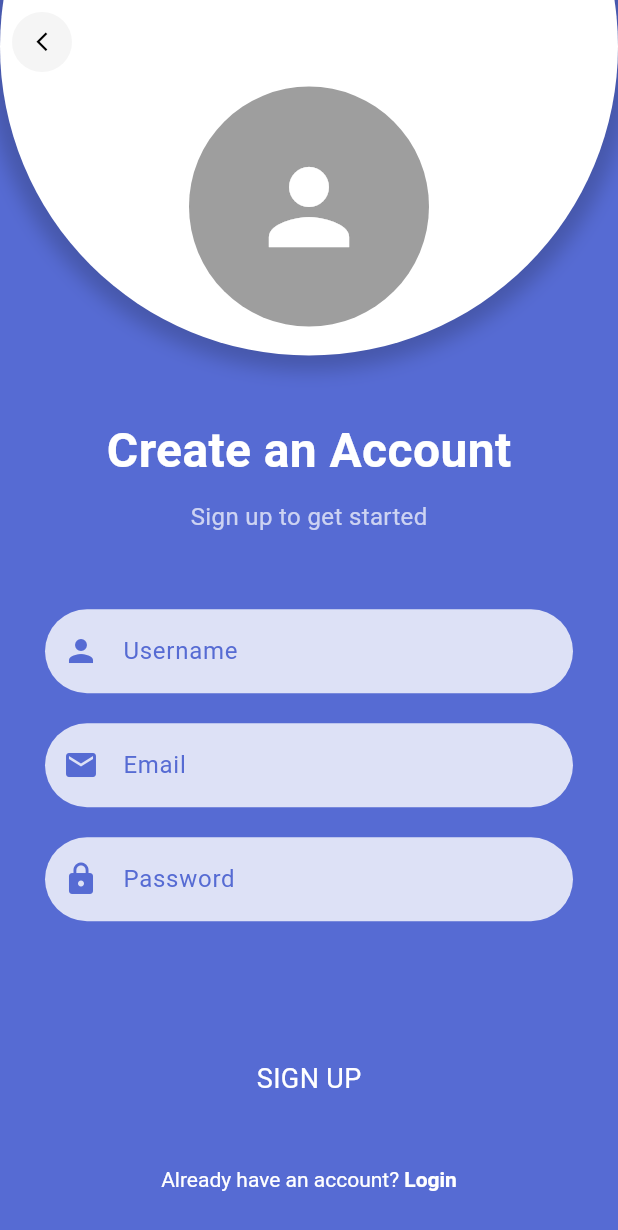
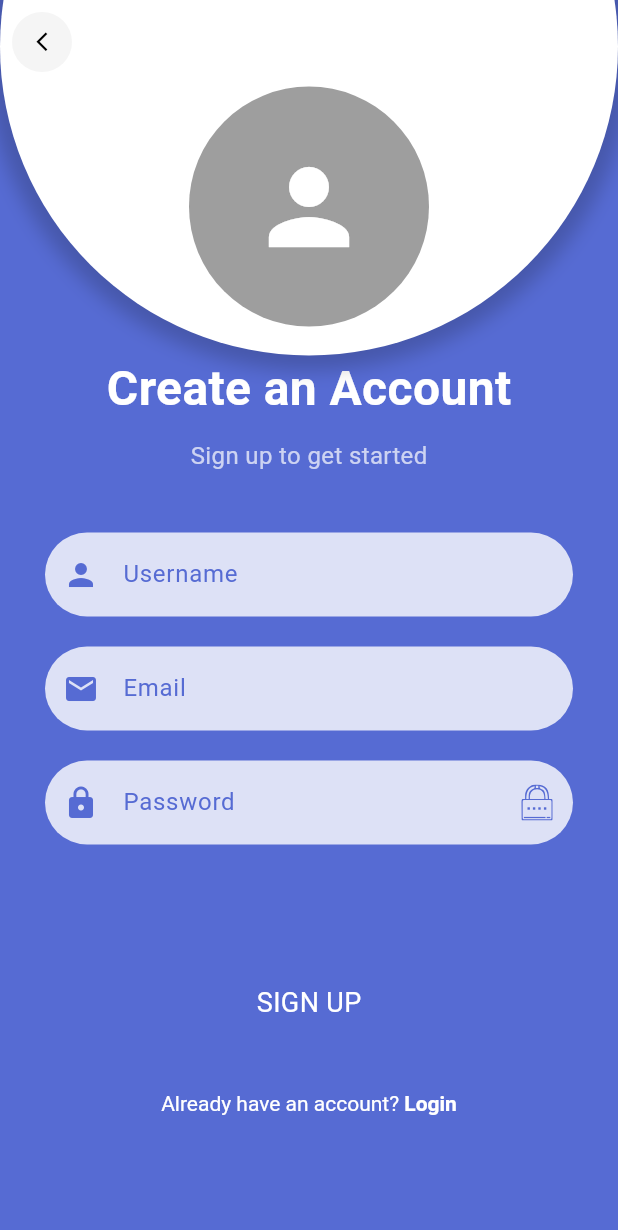
Before and after one commit to naumanbutt2002/login_signup, a Flutter app: the screen it shows after launch, after a tap on an icon or button, on a phone screen of 412 x 824 dp. Shown: the top 1230 px of the screen. Run offline on Flutter 3.47's test engine with Material 3 defaults, Android fonts, the phone set to English and light mode, and no system bars; our stand-ins replace firebase_auth, firebase_core, firebase_storage, flutter_svg, image_picker, permission_handler; missing offline and left inert: gradient_elevated_button; accounts and stored records are empty.

Commit message:
Update signin and signup screen UI

```diff
--- a/lib/custom_icon.dart
+++ b/lib/custom_icon.dart
@@ -7,11 +7,11 @@ class CustomIcon extends StatelessWidget {
   final String iconPath;
 
   const CustomIcon({
-    Key? key,
+    super.key,
     required this.iconPath,
     this.size = 24.0,
     this.color,
-  }) : super(key: key);
+  });
 
   @override
   Widget build(BuildContext context) {
--- a/lib/home_screen.dart
+++ b/lib/dashboard_screen.dart
@@ -2,12 +2,12 @@ import 'package:flutter/material.dart';
 import 'dart:async';
 import 'login_screen.dart';
 
-class HomeScreen extends StatefulWidget {
+class DashboardScreen extends StatefulWidget {
   @override
-  _HomeScreenState createState() => _HomeScreenState();
+  _DashboardScreenState createState() => _DashboardScreenState();
 }
 
-class _HomeScreenState extends State<HomeScreen> {
+class _DashboardScreenState extends State<DashboardScreen> {
   static const int _logoutDelay = 10;
   int _counter = _logoutDelay;
   Timer? _timer;
--- a/lib/login_screen.dart
+++ b/lib/login_screen.dart
@@ -2,7 +2,7 @@ import 'package:flutter/material.dart';
 import 'package:firebase_auth/firebase_auth.dart';
 import 'package:gradient_elevated_button/gradient_elevated_button.dart';
 import 'package:login_signup/custom_icon.dart';
-import 'package:login_signup/home_screen.dart';
+import 'package:login_signup/dashboard_screen.dart';
 import 'package:login_signup/signup_screen.dart';
 
 class LoginScreen extends StatefulWidget {
@@ -123,7 +123,7 @@ class _LoginScreenState extends State<LoginScreen> {
     try {
       await _auth.signInWithEmailAndPassword(email: email, password: password);
       Navigator.of(context).pushReplacement(
-        MaterialPageRoute(builder: (context) => HomeScreen()),
+        MaterialPageRoute(builder: (context) => DashboardScreen()),
       );
     } catch (e) {
       _showErrorDialog('Login failed. Please check your credentials.');
@@ -134,16 +134,14 @@ class _LoginScreenState extends State<LoginScreen> {
   Widget build(BuildContext context) {
     return GestureDetector(
       onTap: () {
-        _usernameFocusNode.unfocus();
-        _passwordFocusNode.unfocus();
+        FocusScope.of(context).unfocus();
       },
       child: Scaffold(
         backgroundColor: const Color.fromARGB(255, 86, 107, 211),
+        resizeToAvoidBottomInset: false,
         body: Stack(
           children: [
-            // Background content
-            SingleChildScrollView(
-              child: Column(
+            Column(
               children: [
                 SizedBox(height: MediaQuery.of(context).size.height * 0.3),
                 const SizedBox(height: 30),
@@ -177,8 +175,7 @@ class _LoginScreenState extends State<LoginScreen> {
                             Icons.person,
                             color: Color.fromARGB(255, 86, 107, 211),
                           ),
-                            hintText:
-                                _usernameFocusNode.hasFocus ? '' : 'Email',
+                          hintText: _usernameFocusNode.hasFocus ? '' : 'Email',
                           hintStyle: const TextStyle(
                             color: Color.fromARGB(255, 86, 107, 211),
                           ),
@@ -194,10 +191,12 @@ class _LoginScreenState extends State<LoginScreen> {
                       TextField(
                         controller: _passwordController,
                         focusNode: _passwordFocusNode,
-                          obscureText: passwordVisible,
-                          decoration: InputDecoration(
-                            prefixIcon: const Icon(Icons.lock,
-                                color: Color.fromARGB(255, 86, 107, 211)),
+                        obscureText: !passwordVisible,
+                        obscuringCharacter: '*',                        decoration: InputDecoration(
+                          prefixIcon: const Icon(
+                            Icons.lock,
+                            color: Color.fromARGB(255, 86, 107, 211),
+                          ),
                           hintText:
                               _passwordFocusNode.hasFocus ? '' : 'Password',
                           hintStyle: const TextStyle(
@@ -205,16 +204,18 @@ class _LoginScreenState extends State<LoginScreen> {
                           ),
                           suffixIcon: IconButton(
                             icon: passwordVisible
-                                  ? CustomIcon(
+                                ? const CustomIcon(
+                                    iconPath:
+                                        'assets/icons/password_visibility_off.svg',
+                                    size: 24.0,
+                                    color: Color.fromARGB(255, 86, 107, 211),
+                                  )
+                                : const CustomIcon(
                                     iconPath:
                                         'assets/icons/password_visibility.svg',
                                     size: 24.0,
-                                      color: Colors.black)
-                                  : CustomIcon(
-                                      iconPath:
-                                          'assets/icons/password_visibility_off.svg',
-                                      size: 24.0,
-                                      color: Colors.black),
+                                    color: Color.fromARGB(255, 86, 107, 211),
+                                  ),
                             onPressed: () {
                               setState(() {
                                 passwordVisible = !passwordVisible;
@@ -243,7 +244,7 @@ class _LoginScreenState extends State<LoginScreen> {
                     gradient: const LinearGradient(
                       colors: [
                         const Color.fromARGB(255, 42, 59, 92),
-                          const Color.fromARGB(255, 58, 80, 148),
+                        Color.fromARGB(255, 58, 80, 148),
                       ],
                       begin: Alignment.topLeft,
                       end: Alignment.topRight,
@@ -262,7 +263,8 @@ class _LoginScreenState extends State<LoginScreen> {
                 TextButton(
                   onPressed: () {
                     Navigator.of(context).pushReplacement(
-                        MaterialPageRoute(builder: (context) => SignupScreen()),
+                      MaterialPageRoute(
+                          builder: (context) => const SignupScreen()),
                     );
                   },
                   child: RichText(
@@ -283,8 +285,6 @@ class _LoginScreenState extends State<LoginScreen> {
                 ),
               ],
             ),
-            ),
-
             Positioned(
               top: -175,
               left: -175,
--- a/lib/main.dart
+++ b/lib/main.dart
@@ -1,14 +1,17 @@
 import 'package:flutter/material.dart';
+import 'package:login_signup/dashboard_screen.dart';
 import 'login_screen.dart';
 import 'package:firebase_core/firebase_core.dart';
 
 void main() async {
   WidgetsFlutterBinding.ensureInitialized();
   await Firebase.initializeApp();
-  runApp(MyApp());
+  runApp(const MyApp());
 }
 
 class MyApp extends StatelessWidget {
+  const MyApp({super.key});
+
   @override
   Widget build(BuildContext context) {
     return MaterialApp(
--- a/lib/signup_screen.dart
+++ b/lib/signup_screen.dart
@@ -6,8 +6,11 @@ import 'package:image_picker/image_picker.dart';
 import 'package:permission_handler/permission_handler.dart';
 import 'login_screen.dart';
 import 'package:gradient_elevated_button/gradient_elevated_button.dart';
+import 'package:login_signup/custom_icon.dart';
 
 class SignupScreen extends StatefulWidget {
+  const SignupScreen({super.key});
+
   @override
   _SignupScreenState createState() => _SignupScreenState();
 }
@@ -18,6 +21,7 @@ class _SignupScreenState extends State<SignupScreen> {
   final _passwordController = TextEditingController();
   final _usernameController = TextEditingController();
   File? _pickedImage;
+  bool passwordVisible = false;
 
   FocusNode _usernameFocusNode = FocusNode();
   FocusNode _emailFocusNode = FocusNode();
@@ -179,14 +183,19 @@ class _SignupScreenState extends State<SignupScreen> {
 
   @override
   Widget build(BuildContext context) {
-    return Scaffold(
+    return GestureDetector(
+      onTap: () {
+        FocusScope.of(context).unfocus();
+      },
+      child: Scaffold(
         backgroundColor: const Color.fromARGB(255, 86, 107, 211),
+        resizeToAvoidBottomInset: false,
         body: Stack(
           children: [
-          SingleChildScrollView(
+            SafeArea(
               child: Column(
                 children: [
-                SizedBox(height: MediaQuery.of(context).size.height * 0.3),
+                  SizedBox(height: MediaQuery.of(context).size.height * 0.25),
                   const SizedBox(height: 30),
                   const Text(
                     'Create an Account',
@@ -204,7 +213,7 @@ class _SignupScreenState extends State<SignupScreen> {
                       color: Colors.white70,
                     ),
                   ),
-                const SizedBox(height: 30),
+                  const SizedBox(height: 20),
                   Padding(
                     padding: const EdgeInsets.symmetric(horizontal: 30.0),
                     child: Column(
@@ -253,13 +262,37 @@ class _SignupScreenState extends State<SignupScreen> {
                         TextField(
                           controller: _passwordController,
                           focusNode: _passwordFocusNode,
+                          obscureText: !passwordVisible,
+                          obscuringCharacter: '*',
                           decoration: InputDecoration(
-                          prefixIcon: const Icon(Icons.lock,
-                              color: Color.fromARGB(255, 86, 107, 211)),
+                            prefixIcon: const Icon(
+                              Icons.lock,
+                              color: Color.fromARGB(255, 86, 107, 211),
+                            ),
                             hintText:
                                 _passwordFocusNode.hasFocus ? '' : 'Password',
                             hintStyle: const TextStyle(
                               color: Color.fromARGB(255, 86, 107, 211),
+                            ),
+                            suffixIcon: IconButton(
+                              icon: passwordVisible
+                                  ? const CustomIcon(
+                                      iconPath:
+                                          'assets/icons/password_visibility_off.svg',
+                                      size: 24.0,
+                                      color: Color.fromARGB(255, 86, 107, 211),
+                                    )
+                                  : const CustomIcon(
+                                      iconPath:
+                                          'assets/icons/password_visibility.svg',
+                                      size: 24.0,
+                                      color: Color.fromARGB(255, 86, 107, 211),
+                                    ),
+                              onPressed: () {
+                                setState(() {
+                                  passwordVisible = !passwordVisible;
+                                });
+                              },
                             ),
                             filled: true,
                             fillColor: Colors.white.withOpacity(0.8),
@@ -268,7 +301,6 @@ class _SignupScreenState extends State<SignupScreen> {
                               borderSide: BorderSide.none,
                             ),
                           ),
-                        obscureText: true,
                         ),
                       ],
                     ),
@@ -337,7 +369,8 @@ class _SignupScreenState extends State<SignupScreen> {
                   shape: BoxShape.circle,
                   boxShadow: [
                     BoxShadow(
-                    color: const Color.fromARGB(255, 7, 8, 9).withOpacity(0.2),
+                      color:
+                          const Color.fromARGB(255, 7, 8, 9).withOpacity(0.2),
                       spreadRadius: 10,
                       blurRadius: 10,
                       offset: const Offset(0, 0),
@@ -419,6 +452,7 @@ class _SignupScreenState extends State<SignupScreen> {
             ),
           ],
         ),
+      ),
     );
   }
 }
```
Also changed, not shown: pubspec.yaml (+7 -59 lines), pubspec.lock, 1 other file. Lines whose indentation alone changed are shown as unchanged.
